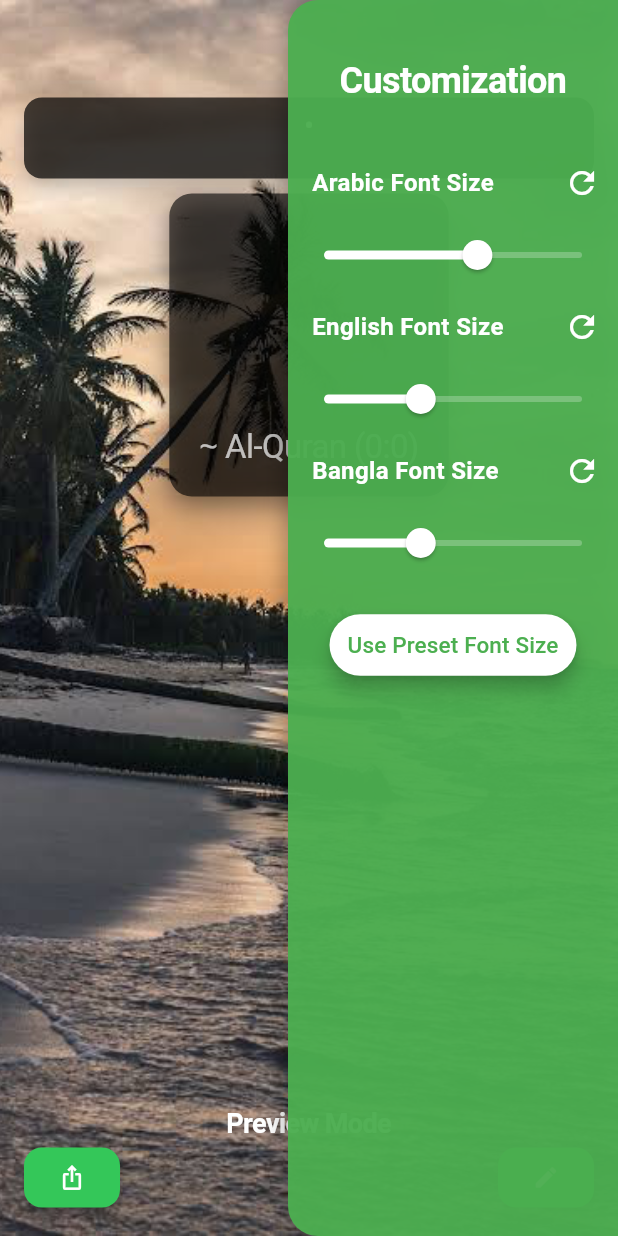
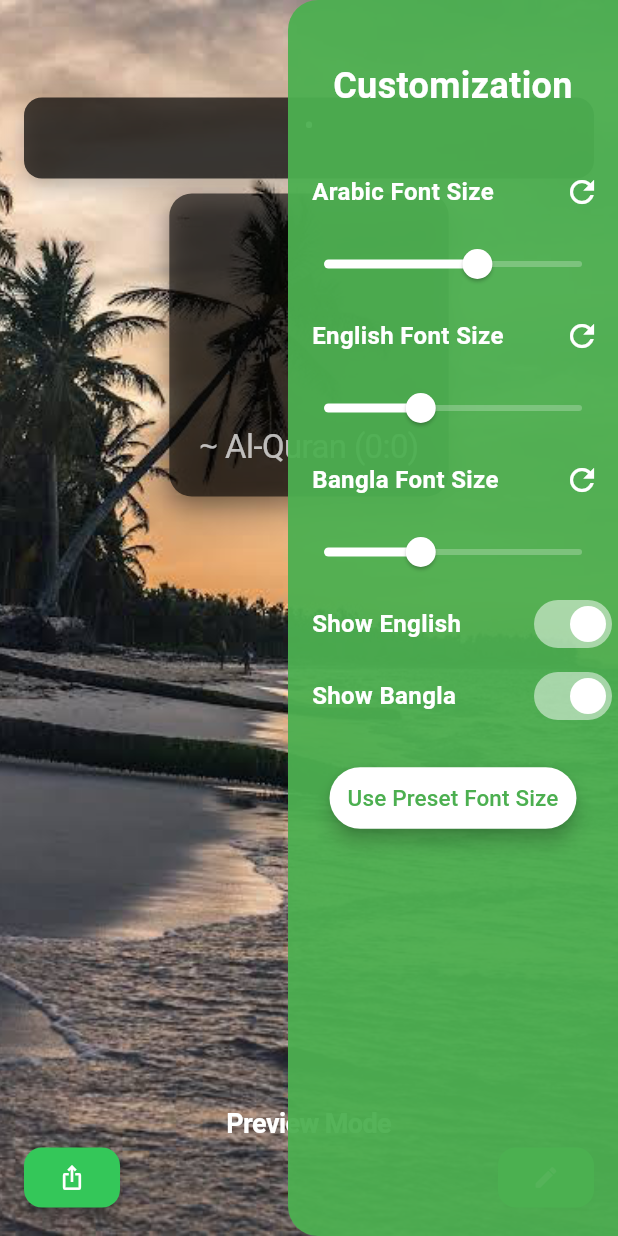
Before and after one commit to rr-uchchash360/Quranic, a Flutter app: the ResultScreen screen opened directly with empty values, after a tap on the "mode edit outline" icon, on a phone screen of 412 x 824 dp. Run offline on Flutter 3.47's test engine with Material 3 defaults, Android fonts, the phone set to English and light mode, and no system bars; drawn by our look-alikes of screenshot; our stand-ins replace share_plus.

Commit message:
Choose language from menu

```diff
--- a/quranic/lib/screens/result_screen.dart
+++ b/quranic/lib/screens/result_screen.dart
@@ -49,6 +49,9 @@ class _ResultScreenState extends State<ResultScreen> {
   double englishFontSize = 20;
   double banglaFontSize = 20;
   bool showSettings = false;
+
+  bool showEnglishTranslation = true;
+  bool showBanglaTranslation = true;
 
   @override
   Widget build(BuildContext context) {
@@ -184,7 +187,7 @@ class _ResultScreenState extends State<ResultScreen> {
                 fontFamily: 'Scheherazade',
               ),
             ),
-            if (widget.showEnglish) ...[
+            if (showEnglishTranslation) ...[
               const SizedBox(height: 15),
               Text(
                 widget.english,
@@ -195,7 +198,7 @@ class _ResultScreenState extends State<ResultScreen> {
                 ),
               ),
             ],
-            if (widget.showBangla) ...[
+            if (showBanglaTranslation) ...[
               const SizedBox(height: 15),
               Text(
                 widget.bangla,
@@ -300,20 +303,11 @@ class _ResultScreenState extends State<ResultScreen> {
     bottom: 0,
     right: 0,
     width: 220,
-      child: Container(
-        decoration: BoxDecoration(
+    child: Material(
       color: Colors.green.withOpacity(0.95),
       borderRadius: const BorderRadius.only(
         topLeft: Radius.circular(20),
         bottomLeft: Radius.circular(20),
-          ),
-          boxShadow: const [
-            BoxShadow(
-              color: Colors.black26,
-              blurRadius: 10,
-              offset: Offset(-4, 0),
-            ),
-          ],
       ),
       child: SingleChildScrollView(
         child: Column(
@@ -360,6 +354,16 @@ class _ResultScreenState extends State<ResultScreen> {
                   banglaFontSize = 20;
                 });
               }),
+            _buildToggleSection('Show English', showEnglishTranslation, (value) {
+              setState(() {
+                showEnglishTranslation = value;
+              });
+            }),
+            _buildToggleSection('Show Bangla', showBanglaTranslation, (value) {
+              setState(() {
+                showBanglaTranslation = value;
+              });
+            }),
             const SizedBox(height: 20),
             Center(
               child: ElevatedButton(
@@ -388,7 +392,6 @@ class _ResultScreenState extends State<ResultScreen> {
     ),
   );
 }
-
   void _resetFontSizes() {
     setState(() {
       arabicFontSize = 35;
@@ -520,4 +523,29 @@ class _ResultScreenState extends State<ResultScreen> {
     final picture = recorder.endRecording();
     return await picture.toImage(original.width, original.height);
   }
+
+  Widget _buildToggleSection(String label, bool currentValue, ValueChanged<bool> onChanged) {
+  return Row(
+    mainAxisAlignment: MainAxisAlignment.spaceBetween,
+    children: [
+      Padding(
+        padding: const EdgeInsets.symmetric(horizontal: 16.0),
+        child: Text(
+          label,
+          style: const TextStyle(
+            color: Colors.white,
+            fontSize: 16,
+            fontWeight: FontWeight.bold,
+          ),
+        ),
+      ),
+      Switch(
+        value: currentValue,
+        onChanged: onChanged,
+        activeColor: Colors.white,
+        inactiveThumbColor: Colors.white24,
+      ),
+    ],
+  );
 }
+}
```
Lines whose indentation alone changed are shown as unchanged.
